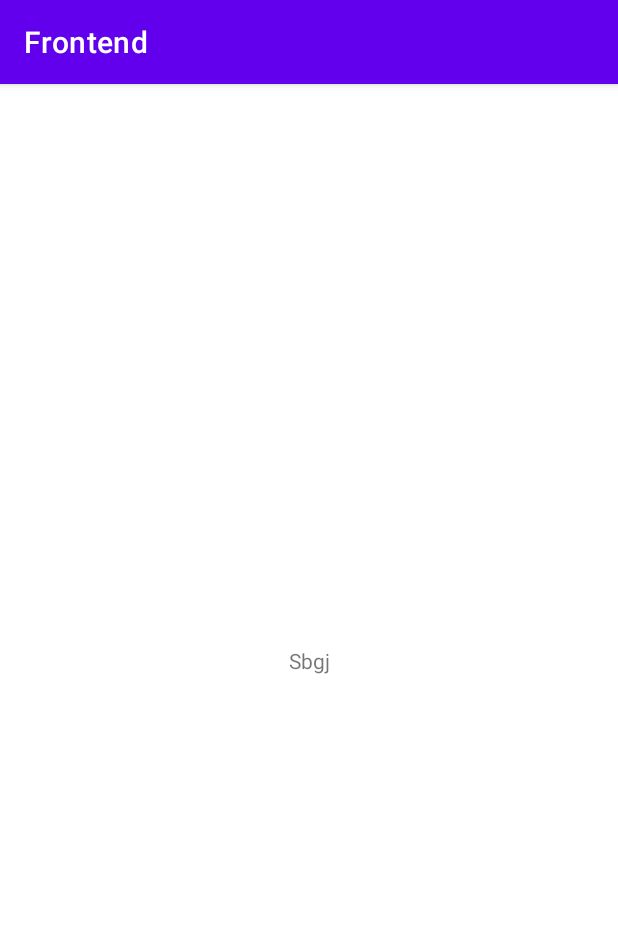
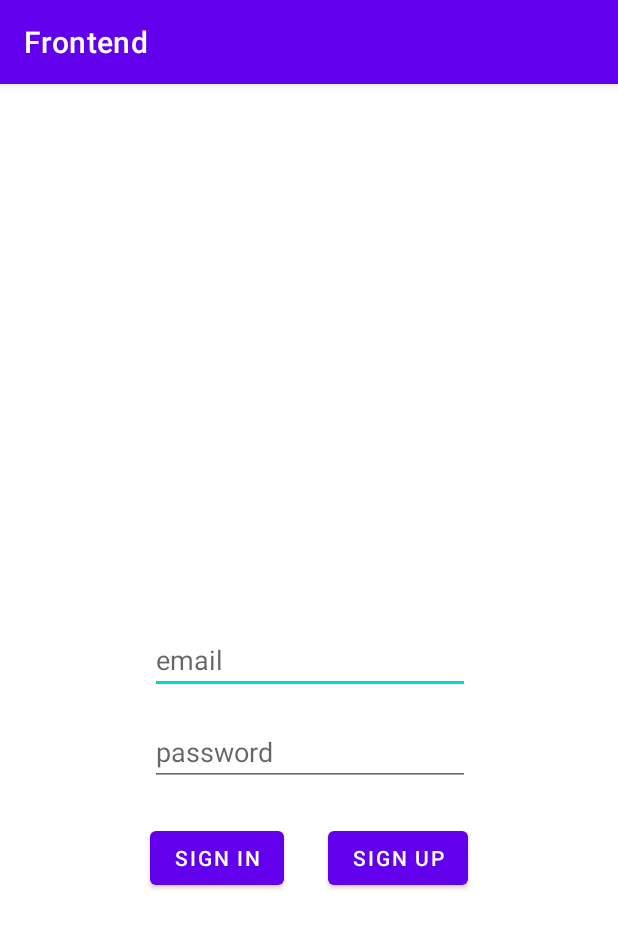
Before and after one commit to bagasari/Frontend, an Android app: the screen it shows after launch (MainActivity before the commit, LoginActivity after it), on a phone screen of 412 x 824 dp. Shown: the top 928 px of the screen. Run offline under Robolectric (Android 15) with nearby library versions, the phone set to English and light mode, and no system bars.

Commit message:
feat: LoginActivity, HomeActivity 생성

```diff
--- a/app/src/main/AndroidManifest.xml
+++ b/app/src/main/AndroidManifest.xml
@@ -14,7 +14,10 @@
         android:theme="@style/Theme.Frontend"
         tools:targetApi="31">
         <activity
-            android:name=".MainActivity"
+            android:name=".HomeActivity"
+            android:exported="false" />
+        <activity
+            android:name=".LoginActivity"
             android:exported="true">
             <intent-filter>
                 <action android:name="android.intent.action.MAIN" />
--- a/app/src/main/java/com/example/frontend/HomeActivity.kt
+++ b/app/src/main/java/com/example/frontend/HomeActivity.kt
@@ -1,7 +1,11 @@
 package com.example.frontend
 
 import androidx.appcompat.app.AppCompatActivity
+import android.os.Bundle
 
-class HomeActivity : AppCompatActivity(){
-
+class HomeActivity : AppCompatActivity() {
+    override fun onCreate(savedInstanceState: Bundle?) {
+        super.onCreate(savedInstanceState)
+        setContentView(R.layout.activity_home)
+    }
 }
--- /dev/null
+++ b/app/src/main/java/com/example/frontend/LoginActivity.kt
@@ -0,0 +1,28 @@
+package com.example.frontend
+
+import android.content.Intent
+import androidx.appcompat.app.AppCompatActivity
+import android.os.Bundle
+import android.util.Log
+import android.widget.Button
+
+class LoginActivity : AppCompatActivity() {
+    private val tag:String = "LoginActivity"
+    override fun onCreate(savedInstanceState: Bundle?) {
+        super.onCreate(savedInstanceState)
+        setContentView(R.layout.activity_login)
+
+        val btnSignIn = findViewById<Button>(R.id.activity_login_btnSignIn)
+        btnSignIn.setOnClickListener {
+            Log.d(tag, "로그인 버튼 클릭")
+
+            val intent = Intent(this, HomeActivity::class.java)
+            startActivity(intent)
+        }
+
+        val btnSignUp = findViewById<Button>(R.id.activity_login_btnSignUp)
+        btnSignUp.setOnClickListener {
+            Log.d(tag, "회원가입 버튼 클릭")
+        }
+    }
+}
--- a/app/src/main/java/com/example/frontend/MainActivity.kt
+++ /dev/null
@@ -1,11 +0,0 @@
-package com.example.frontend
-
-import androidx.appcompat.app.AppCompatActivity
-import android.os.Bundle
-
-class MainActivity : AppCompatActivity() {
-    override fun onCreate(savedInstanceState: Bundle?) {
-        super.onCreate(savedInstanceState)
-        setContentView(R.layout.activity_main)
-    }
-}
--- a/app/src/main/res/layout/activity_main.xml
+++ b/app/src/main/res/layout/activity_home.xml
@@ -4,15 +4,15 @@
     xmlns:tools="http://schemas.android.com/tools"
     android:layout_width="match_parent"
     android:layout_height="match_parent"
-    tools:context=".MainActivity">
+    tools:context=".HomeActivity">
 
     <TextView
+        android:id="@+id/activity_home_tv"
         android:layout_width="wrap_content"
         android:layout_height="wrap_content"
-        android:text="Sbgj"
+        android:text="HomeActivity"
         app:layout_constraintBottom_toBottomOf="parent"
         app:layout_constraintEnd_toEndOf="parent"
         app:layout_constraintStart_toStartOf="parent"
         app:layout_constraintTop_toTopOf="parent" />
-
 </androidx.constraintlayout.widget.ConstraintLayout>
--- /dev/null
+++ b/app/src/main/res/layout/activity_login.xml
@@ -0,0 +1,57 @@
+<?xml version="1.0" encoding="utf-8"?>
+<androidx.constraintlayout.widget.ConstraintLayout xmlns:android="http://schemas.android.com/apk/res/android"
+    xmlns:app="http://schemas.android.com/apk/res-auto"
+    xmlns:tools="http://schemas.android.com/tools"
+    android:layout_width="match_parent"
+    android:layout_height="match_parent"
+    tools:context=".LoginActivity">
+
+    <EditText
+        android:id="@+id/activity_login_edEmail"
+        android:layout_width="wrap_content"
+        android:layout_height="wrap_content"
+        android:ems="10"
+        android:hint="email"
+        android:inputType="textEmailAddress"
+        app:layout_constraintBottom_toBottomOf="parent"
+        app:layout_constraintEnd_toEndOf="parent"
+        app:layout_constraintHorizontal_bias="0.502"
+        app:layout_constraintStart_toStartOf="parent"
+        app:layout_constraintTop_toTopOf="parent" />
+
+    <EditText
+        android:id="@+id/activity_login_edPassword"
+        android:layout_width="wrap_content"
+        android:layout_height="wrap_content"
+        android:layout_marginTop="16dp"
+        android:ems="10"
+        android:hint="password"
+        android:inputType="textPassword"
+        app:layout_constraintEnd_toEndOf="parent"
+        app:layout_constraintHorizontal_bias="0.502"
+        app:layout_constraintStart_toStartOf="parent"
+        app:layout_constraintTop_toBottomOf="@+id/activity_login_edEmail" />
+
+    <Button
+        android:id="@+id/activity_login_btnSignIn"
+        android:layout_width="wrap_content"
+        android:layout_height="wrap_content"
+        android:layout_marginStart="100dp"
+        android:layout_marginLeft="100dp"
+        android:layout_marginTop="24dp"
+        android:text="Sign In"
+        app:layout_constraintStart_toStartOf="parent"
+        app:layout_constraintTop_toBottomOf="@+id/activity_login_edPassword" />
+
+    <Button
+        android:id="@+id/activity_login_btnSignUp"
+        android:layout_width="wrap_content"
+        android:layout_height="wrap_content"
+        android:layout_marginTop="24dp"
+        android:layout_marginEnd="100dp"
+        android:layout_marginRight="100dp"
+        android:text="Sign Up"
+        app:layout_constraintEnd_toEndOf="parent"
+        app:layout_constraintTop_toBottomOf="@+id/activity_login_edPassword" />
+
+</androidx.constraintlayout.widget.ConstraintLayout>
```
